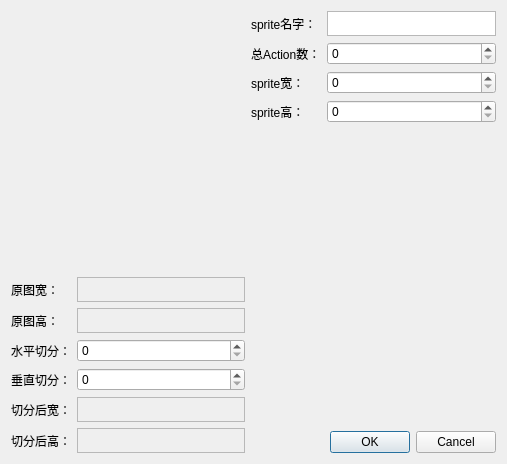
Old version of the form SpriteCreator/spritegeneraldialog.ui in the repository qwertylevel3/TestEngine.
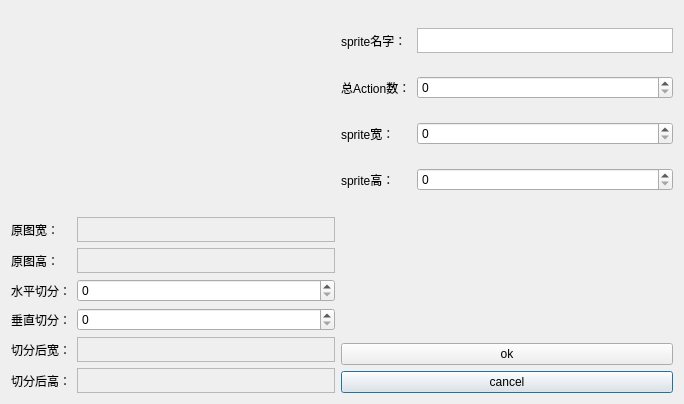
New version of the form.

The edit to the form file:
```diff
--- a/SpriteCreator/spritegeneraldialog.ui
+++ b/SpriteCreator/spritegeneraldialog.ui
@@ -6,30 +6,15 @@
    <rect>
     <x>0</x>
     <y>0</y>
-    <width>507</width>
-    <height>464</height>
+    <width>684</width>
+    <height>396</height>
    </rect>
   </property>
   <property name="windowTitle">
    <string>Dialog</string>
   </property>
-  <layout class="QHBoxLayout" name="horizontalLayout">
-   <item>
-    <layout class="QVBoxLayout" name="verticalLayout_2">
-     <item>
-      <widget class="QLabel" name="pictureLabel">
-       <property name="minimumSize">
-        <size>
-         <width>0</width>
-         <height>200</height>
-        </size>
-       </property>
-       <property name="text">
-        <string/>
-       </property>
-      </widget>
-     </item>
-     <item>
+  <layout class="QGridLayout" name="gridLayout_3">
+   <item row="1" column="0" rowspan="3">
       <layout class="QGridLayout" name="gridLayout">
        <item row="0" column="0">
         <widget class="QLabel" name="pictureWidthLabel">
@@ -133,11 +118,27 @@
        </item>
       </layout>
      </item>
-    </layout>
+   <item row="0" column="0">
+    <widget class="QLabel" name="pictureLabel">
+     <property name="minimumSize">
+      <size>
+       <width>200</width>
+       <height>200</height>
+      </size>
+     </property>
+     <property name="text">
+      <string/>
+     </property>
+    </widget>
    </item>
-   <item>
-    <layout class="QVBoxLayout" name="verticalLayout">
-     <item>
+   <item row="3" column="1">
+    <widget class="QPushButton" name="cancelButton1">
+     <property name="text">
+      <string>cancel</string>
+     </property>
+    </widget>
+   </item>
+   <item row="0" column="1">
       <layout class="QGridLayout" name="gridLayout_2">
        <item row="0" column="0">
         <widget class="QLabel" name="spriteNameLabel">
@@ -188,7 +189,14 @@
        </item>
       </layout>
      </item>
-     <item>
+   <item row="2" column="1">
+    <widget class="QPushButton" name="okButton">
+     <property name="text">
+      <string>ok</string>
+     </property>
+    </widget>
+   </item>
+   <item row="1" column="1">
       <spacer name="verticalSpacer">
        <property name="orientation">
         <enum>Qt::Vertical</enum>
@@ -201,19 +209,7 @@
        </property>
       </spacer>
      </item>
-     <item>
-      <widget class="QDialogButtonBox" name="buttonBox">
-       <property name="orientation">
-        <enum>Qt::Horizontal</enum>
-       </property>
-       <property name="standardButtons">
-        <set>QDialogButtonBox::Cancel|QDialogButtonBox::Ok</set>
-       </property>
-      </widget>
-     </item>
-    </layout>
-   </item>
-  </layout>
+  </layout>
   <zorder>pictureLabel</zorder>
   <zorder>pictureLabel</zorder>
   <zorder></zorder>
```
Left out of the diff: 33 changed lines with no effect on the pictures. Lines whose indentation alone changed are shown as unchanged.
